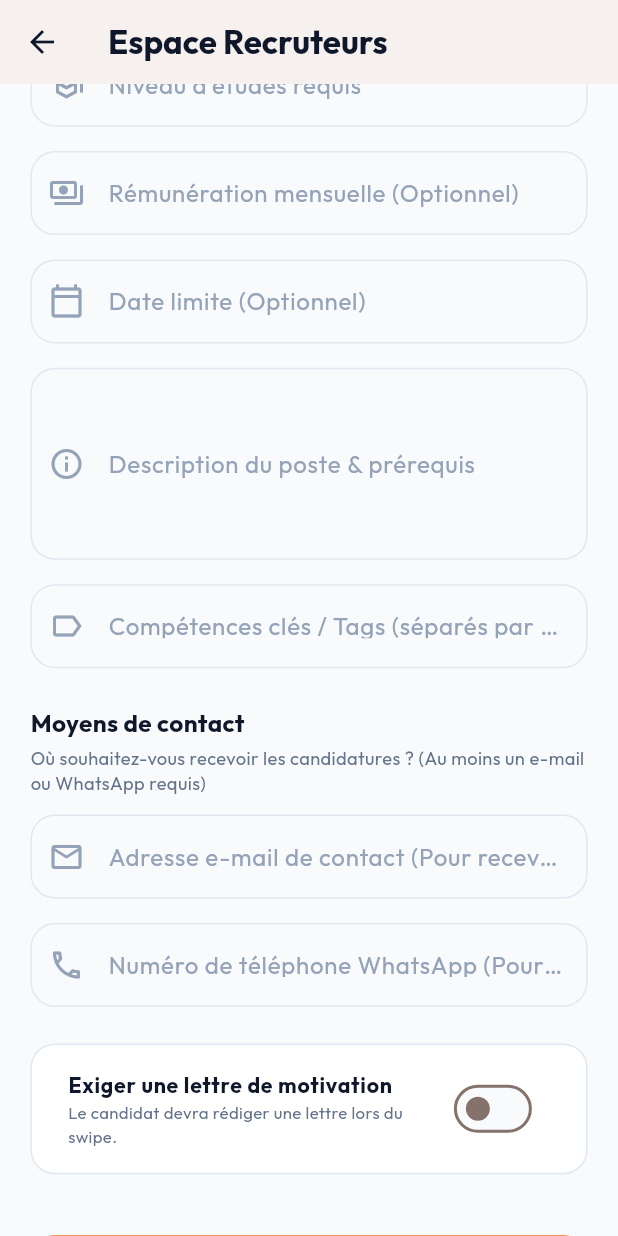
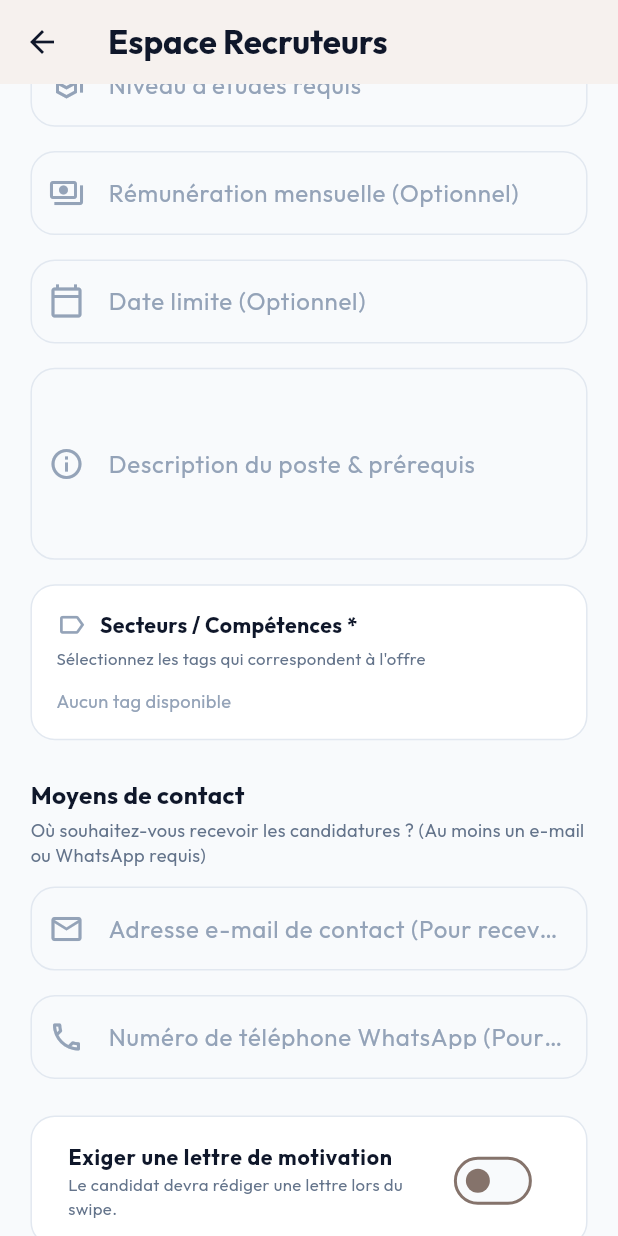
Before and after one commit to danklougod5/DJORSSI-MATCH, a Flutter app: the RecruiterPostJobScreen screen opened by its route, scrolled down 576 dp, on a phone screen of 412 x 824 dp. Run offline on Flutter 3.47's test engine with Material 3 defaults, Android fonts, the phone set to English and light mode, and no system bars; our stand-ins replace file_picker, firebase_core, firebase_messaging, flutter_card_swiper, flutter_dotenv, flutter_local_notifications and 13 more; missing offline and left inert: syncfusion_flutter_pdf; accounts and stored records are empty.

Commit message:
fix: remove contract_type from job insert (column doesn't exist in DB), add dynamic tag selector from DB for recruiters

```diff
--- a/app/lib/features/auth/presentation/recruiter_post_job_screen.dart
+++ b/app/lib/features/auth/presentation/recruiter_post_job_screen.dart
@@ -2,6 +2,7 @@ import 'dart:math';
 import 'package:flutter/material.dart';
 import 'package:flutter_screenutil/flutter_screenutil.dart';
 import 'package:supabase_flutter/supabase_flutter.dart';
+import 'package:djossimatch/core/utils/tag_normalizer.dart';
 
 class RecruiterPostJobScreen extends StatefulWidget {
   const RecruiterPostJobScreen({super.key});
@@ -22,13 +23,15 @@ class _RecruiterPostJobScreenState extends State<RecruiterPostJobScreen> {
   final _emailController = TextEditingController();
   final _whatsappController = TextEditingController();
   final _descriptionController = TextEditingController();
-  final _tagsController = TextEditingController();
   final _coverLetterController = TextEditingController();
   final _deadlineController = TextEditingController();
 
   String _contractType = 'CDI';
   bool _requiresCoverLetter = false;
   bool _isLoading = false;
+  bool _isLoadingTags = true;
+  List<String> _availableTags = [];
+  final Set<String> _selectedTags = {};
   bool _isSuccess = false;
 
   final List<String> _contractTypes = [
@@ -41,6 +44,43 @@ class _RecruiterPostJobScreenState extends State<RecruiterPostJobScreen> {
   ];
 
   @override
+  void initState() {
+    super.initState();
+    _loadAvailableTags();
+  }
+
+  Future<void> _loadAvailableTags() async {
+    try {
+      final tagsResponse = await _supabase
+          .from('jobs')
+          .select('tags')
+          .eq('is_approved', true)
+          .timeout(
+            const Duration(seconds: 10),
+            onTimeout: () => throw Exception('Timeout'),
+          );
+      final List<String> rawTags = [];
+      for (var row in tagsResponse as List) {
+        if (row['tags'] != null) {
+          rawTags.addAll(List<String>.from(row['tags']));
+        }
+      }
+      final uniqueTags = TagNormalizer.deduplicateTags(rawTags)
+          .where((t) => !TagNormalizer.isGeneric(t))
+          .toList();
+      if (mounted) {
+        setState(() {
+          _availableTags = uniqueTags;
+          _isLoadingTags = false;
+        });
+      }
+    } catch (e) {
+      debugPrint('Erreur chargement tags: $e');
+      if (mounted) setState(() => _isLoadingTags = false);
+    }
+  }
+
+  @override
   void dispose() {
     _companyController.dispose();
     _titleController.dispose();
@@ -50,7 +90,6 @@ class _RecruiterPostJobScreenState extends State<RecruiterPostJobScreen> {
     _emailController.dispose();
     _whatsappController.dispose();
     _descriptionController.dispose();
-    _tagsController.dispose();
     _coverLetterController.dispose();
     _deadlineController.dispose();
     super.dispose();
@@ -69,16 +108,22 @@ class _RecruiterPostJobScreenState extends State<RecruiterPostJobScreen> {
   Future<void> _submitJob() async {
     if (!_formKey.currentState!.validate()) return;
 
+    if (_selectedTags.isEmpty) {
+      ScaffoldMessenger.of(context).showSnackBar(
+        SnackBar(
+          content: const Text('Veuillez sélectionner au moins un tag'),
+          backgroundColor: Colors.red.shade400,
+        ),
+      );
+      return;
+    }
+
     setState(() => _isLoading = true);
 
     final randomSuffix = Random().nextInt(1000000).toString().padLeft(6, '0');
     final uniqueSourceUrl = 'recruiter_post_${DateTime.now().millisecondsSinceEpoch}_$randomSuffix';
 
-    final tags = _tagsController.text
-        .split(',')
-        .map((e) => e.trim())
-        .where((e) => e.isNotEmpty)
-        .toList();
+    final tags = _selectedTags.toList();
 
     // Add contract type to tags for filtering if it's not already there
     if (!tags.contains(_contractType)) {
@@ -111,7 +156,6 @@ class _RecruiterPostJobScreenState extends State<RecruiterPostJobScreen> {
       'whatsapp_number': _cleanPhone(rawData['whatsapp_number'] as String),
       'description': rawData['description'],
       'tags': tags,
-      'contract_type': _contractType,
       'requires_cover_letter': _requiresCoverLetter,
       'cover_letter_instructions': rawData['cover_letter_instructions'],
       'deadline': rawData['deadline'],
@@ -403,12 +447,93 @@ class _RecruiterPostJobScreenState extends State<RecruiterPostJobScreen> {
             ),
             SizedBox(height: 16.h),
 
-            _buildTextField(
-              controller: _tagsController,
-              label: 'Compétences clés / Tags (séparés par virgules)',
-              hint: 'Ex: Comptabilité, Excel, Vente, Accueil',
-              icon: Icons.label_outline,
-              validator: (v) => v!.isEmpty ? 'Veuillez entrer au moins un tag de compétence' : null,
+            // Tags selector from database
+            Container(
+              padding: EdgeInsets.all(16.r),
+              decoration: BoxDecoration(
+                color: Colors.white,
+                borderRadius: BorderRadius.circular(16.r),
+                border: Border.all(color: const Color(0xFFE2E8F0)),
+              ),
+              child: Column(
+                crossAxisAlignment: CrossAxisAlignment.start,
+                children: [
+                  Row(
+                    children: [
+                      Icon(Icons.label_outline, color: const Color(0xFF94A3B8), size: 20.r),
+                      SizedBox(width: 8.w),
+                      Text(
+                        'Secteurs / Compétences *',
+                        style: TextStyle(
+                          fontSize: 14.sp,
+                          fontWeight: FontWeight.bold,
+                          color: const Color(0xFF0F172A),
+                        ),
+                      ),
+                    ],
+                  ),
+                  SizedBox(height: 4.h),
+                  Text(
+                    'Sélectionnez les tags qui correspondent à l\'offre',
+                    style: TextStyle(
+                      fontSize: 11.sp,
+                      color: const Color(0xFF64748B),
+                    ),
+                  ),
+                  SizedBox(height: 12.h),
+                  if (_selectedTags.isNotEmpty) ...[
+                    Wrap(
+                      spacing: 6.w,
+                      runSpacing: 6.h,
+                      children: _selectedTags.map((tag) {
+                        return Chip(
+                          label: Text(tag, style: TextStyle(fontSize: 12.sp, color: Colors.white, fontWeight: FontWeight.bold)),
+                          backgroundColor: const Color(0xFFF97316),
+                          deleteIcon: Icon(Icons.close, size: 16.r, color: Colors.white),
+                          onDeleted: () => setState(() => _selectedTags.remove(tag)),
+                          shape: RoundedRectangleBorder(borderRadius: BorderRadius.circular(20.r)),
+                          padding: EdgeInsets.symmetric(horizontal: 4.w),
+                        );
+                      }).toList(),
+                    ),
+                    SizedBox(height: 12.h),
+                    const Divider(),
+                    SizedBox(height: 8.h),
+                  ],
+                  if (_isLoadingTags)
+                    const Center(child: CircularProgressIndicator(strokeWidth: 2))
+                  else if (_availableTags.isEmpty)
+                    Text('Aucun tag disponible', style: TextStyle(fontSize: 12.sp, color: const Color(0xFF94A3B8)))
+                  else
+                    SizedBox(
+                      height: 200.h,
+                      child: SingleChildScrollView(
+                        child: Wrap(
+                          spacing: 6.w,
+                          runSpacing: 6.h,
+                          children: _availableTags.map((tag) {
+                            final isSelected = _selectedTags.contains(tag);
+                            return FilterChip(
+                              label: Text(tag, style: TextStyle(fontSize: 12.sp)),
+                              selected: isSelected,
+                              onSelected: (_) => setState(() {
+                                isSelected ? _selectedTags.remove(tag) : _selectedTags.add(tag);
+                              }),
+                              selectedColor: const Color(0xFFF97316).withValues(alpha: 0.15),
+                              checkmarkColor: const Color(0xFFF97316),
+                              shape: RoundedRectangleBorder(
+                                borderRadius: BorderRadius.circular(20.r),
+                                side: BorderSide(
+                                  color: isSelected ? const Color(0xFFF97316) : const Color(0xFFE2E8F0),
+                                ),
+                              ),
+                            );
+                          }).toList(),
+                        ),
+                      ),
+                    ),
+                ],
+              ),
             ),
             SizedBox(height: 24.h),
 
```
